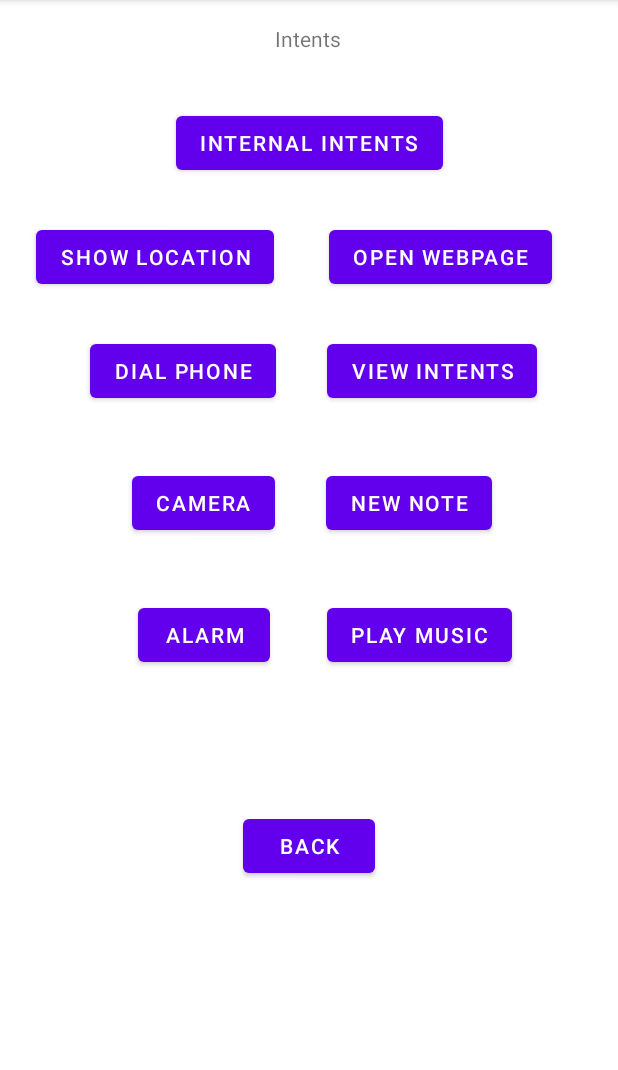
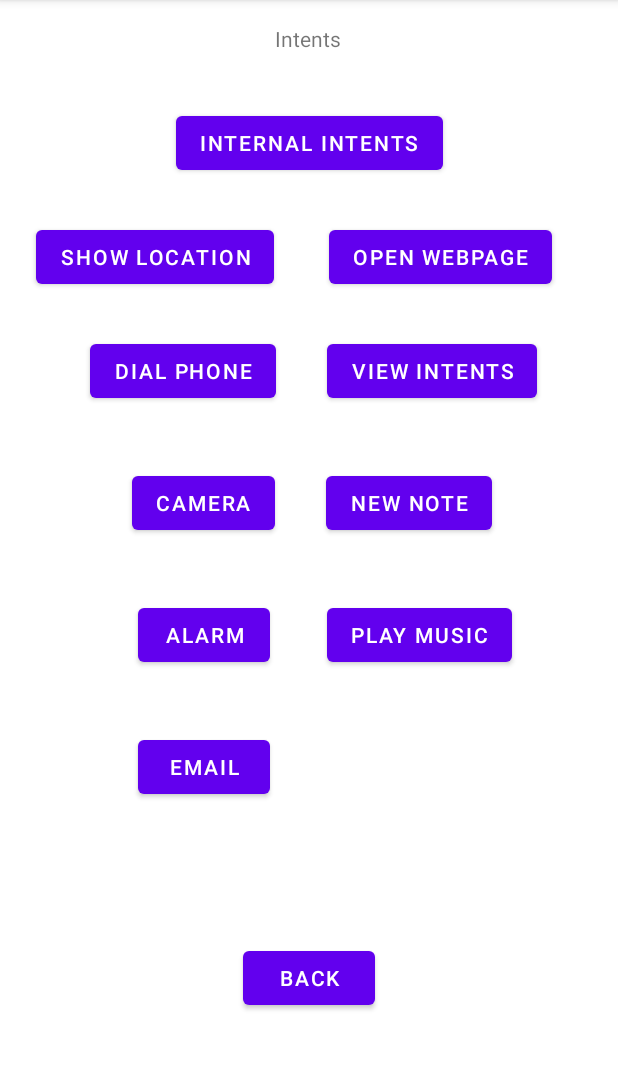
Before and after one commit to ElzaCS/EmptyActivityExample, an Android app: the IntentUsageActivity screen opened directly, with no data from a screen before it, on a phone screen of 412 x 824 dp, the part 84-1154 px from its top. Run offline under Robolectric (Android 15) with nearby library versions, the phone set to English and light mode, and no system bars.

Commit message:
Add intent for email

```diff
--- a/app/src/main/AndroidManifest.xml
+++ b/app/src/main/AndroidManifest.xml
@@ -17,7 +17,9 @@
         android:roundIcon="@mipmap/ic_launcher_round"
         android:supportsRtl="true"
         android:theme="@style/Theme.EmptyActivityExample">
-        <activity android:name=".AudioPlayerActivity" android:parentActivityName=".MainActivity"></activity>
+        <activity
+            android:name=".Features.AudioPlayerActivity"
+            android:parentActivityName=".MainActivity" />
         <activity
             android:name=".Preferences.ActivityPref"
             android:parentActivityName=".MainActivity" />
@@ -28,7 +30,7 @@
             android:name=".NotificationActivity"
             android:parentActivityName=".MainActivity" />
         <activity
-            android:name=".DragActivity"
+            android:name=".Features.DragActivity"
             android:parentActivityName=".MainActivity" />
         <activity
             android:name=".Activity_orientation"
--- a/app/src/main/java/com/example/emptyactivityexample/AudioPlayerActivity.java
+++ b/app/src/main/java/com/example/emptyactivityexample/Features/AudioPlayerActivity.java
@@ -1,4 +1,4 @@
-package com.example.emptyactivityexample;
+package com.example.emptyactivityexample.Features;
 
 import androidx.appcompat.app.AppCompatActivity;
 
@@ -10,6 +10,8 @@ import android.view.View;
 import android.widget.ImageView;
 import android.widget.SeekBar;
 import android.widget.TextView;
+
+import com.example.emptyactivityexample.R;
 
 import java.util.concurrent.TimeUnit;
 
--- a/app/src/main/java/com/example/emptyactivityexample/DragActivity.java
+++ b/app/src/main/java/com/example/emptyactivityexample/Features/DragActivity.java
@@ -1,4 +1,4 @@
-package com.example.emptyactivityexample;
+package com.example.emptyactivityexample.Features;
 
 import androidx.appcompat.app.AppCompatActivity;
 
@@ -16,6 +16,8 @@ import android.widget.ImageView;
 import android.widget.LinearLayout;
 import android.widget.TextView;
 import android.widget.Toast;
+
+import com.example.emptyactivityexample.R;
 
 public class DragActivity extends AppCompatActivity implements View.OnLongClickListener, View.OnDragListener {
 
--- a/app/src/main/java/com/example/emptyactivityexample/MainActivity.java
+++ b/app/src/main/java/com/example/emptyactivityexample/MainActivity.java
@@ -5,7 +5,6 @@ import androidx.appcompat.app.AlertDialog;
 import androidx.appcompat.app.AppCompatActivity;
 
 import android.content.Context;
-import android.content.DialogInterface;
 import android.content.Intent;
 import android.content.SharedPreferences;
 import android.os.Bundle;
@@ -22,6 +21,8 @@ import android.widget.ImageView;
 import android.widget.TextView;
 import android.widget.Toast;
 
+import com.example.emptyactivityexample.Features.AudioPlayerActivity;
+import com.example.emptyactivityexample.Features.DragActivity;
 import com.example.emptyactivityexample.FormViews.FormFieldsActivity;
 import com.example.emptyactivityexample.Fragments.Activity_fragments;
 import com.example.emptyactivityexample.GridView.Activity_gridview;
--- a/app/src/main/res/layout/activity_intents_usage.xml
+++ b/app/src/main/res/layout/activity_intents_usage.xml
@@ -68,7 +68,7 @@
         app:layout_constraintBottom_toBottomOf="parent"
         app:layout_constraintEnd_toEndOf="parent"
         app:layout_constraintStart_toStartOf="parent"
-        app:layout_constraintTop_toBottomOf="@+id/btn_camera" />
+        app:layout_constraintTop_toBottomOf="@+id/btn_email" />
 
     <Button
         android:id="@+id/btn_viewIntents"
@@ -125,4 +125,15 @@
         app:layout_constraintStart_toEndOf="@+id/btn_alarm"
         app:layout_constraintTop_toBottomOf="@+id/btn_note" />
 
+    <Button
+        android:id="@+id/btn_email"
+        android:layout_width="wrap_content"
+        android:layout_height="wrap_content"
+        android:layout_marginStart="92dp"
+        android:layout_marginLeft="92dp"
+        android:layout_marginTop="40dp"
+        android:text="Email"
+        app:layout_constraintStart_toStartOf="parent"
+        app:layout_constraintTop_toBottomOf="@+id/btn_alarm" />
+
 </androidx.constraintlayout.widget.ConstraintLayout>
```
Also changed, not shown: app/src/main/java/com/example/emptyactivityexample/Intents/IntentUsageActivity.java (+16 -1 lines).
